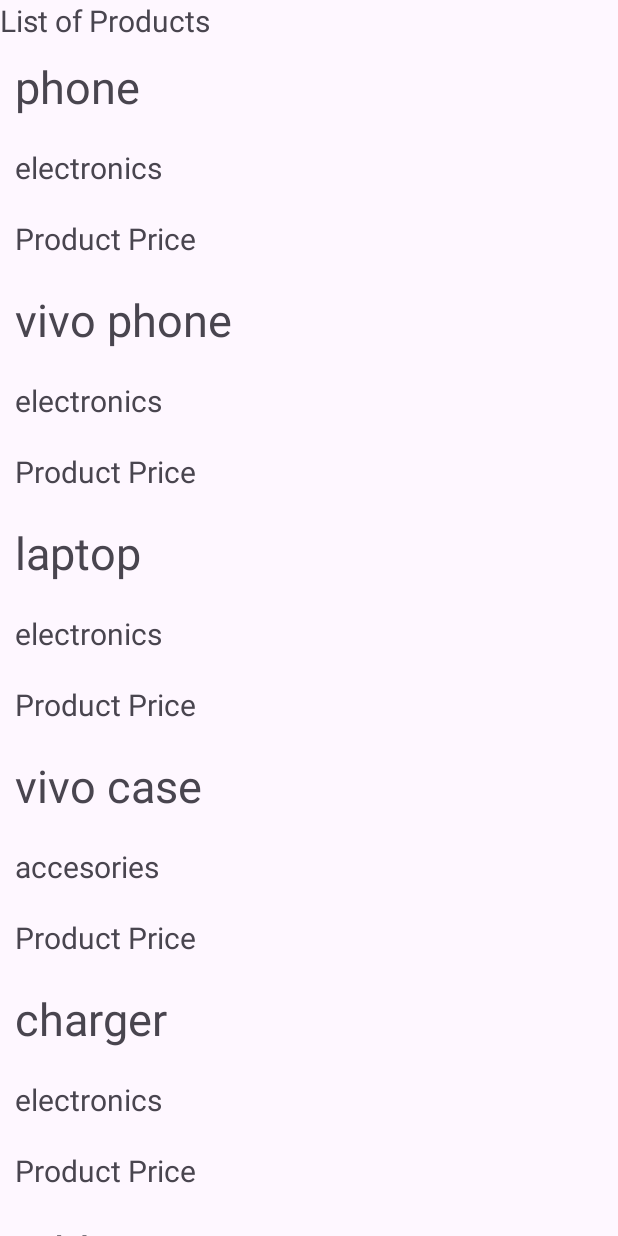
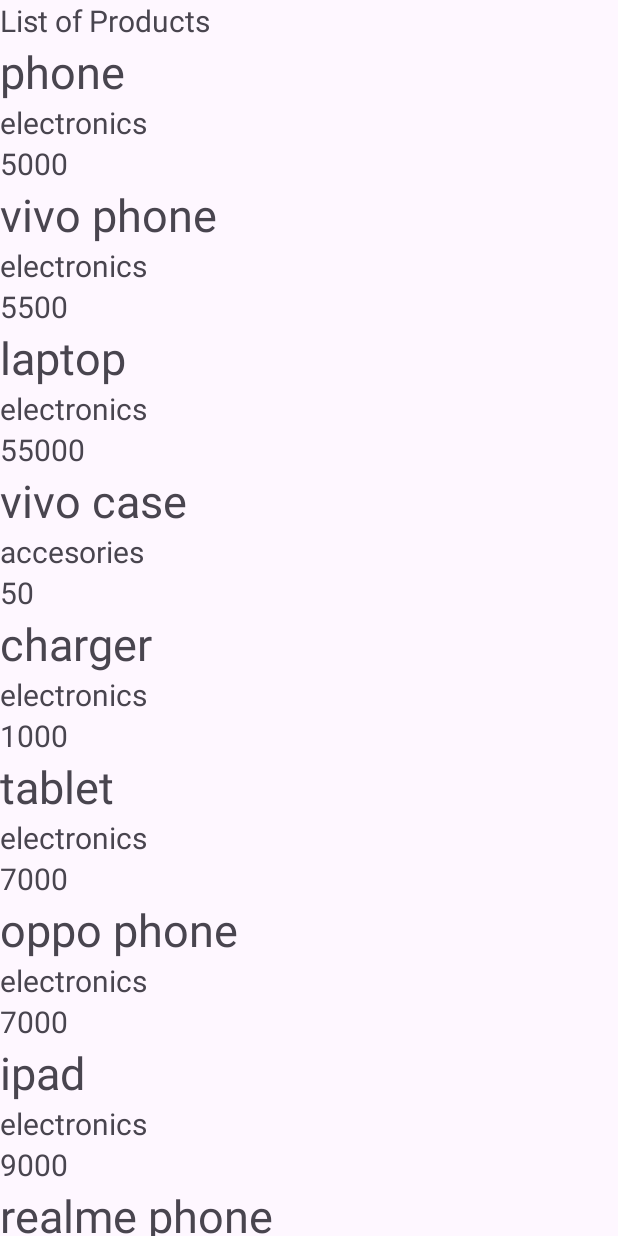
Before and after one commit to SVFC-android-groupB/androidGetterAndSetterRecyclerView, an Android app: the screen it shows after launch (MainActivity), on a phone screen of 412 x 824 dp. Run offline under Robolectric (Android 15) with nearby library versions, the phone set to English and light mode, and no system bars.

```diff
--- a/app/src/main/java/com/example/androidrecyclerviewadpater/MainActivity.java
+++ b/app/src/main/java/com/example/androidrecyclerviewadpater/MainActivity.java
@@ -6,8 +6,8 @@ import androidx.appcompat.app.AppCompatActivity;
 import androidx.recyclerview.widget.LinearLayoutManager;
 import androidx.recyclerview.widget.RecyclerView;
 
-import com.example.androidrecyclerviewadpater.adapter.productAdapter;
-import com.example.androidrecyclerviewadpater.model.productModel;
+import com.example.androidrecyclerviewadpater.adapter.ProductAdapter;
+import com.example.androidrecyclerviewadpater.model.ProductModel;
 
 import java.util.ArrayList;
 import java.util.List;
@@ -15,8 +15,8 @@ import java.util.List;
 public class MainActivity extends AppCompatActivity {
 
     RecyclerView rvMain;
-    List<productModel> productModelList = new ArrayList<>();
-    productAdapter productAdpater;
+    List<ProductModel> productModelList = new ArrayList<>();
+    ProductAdapter productAdapter;
 
     @Override
     protected void onCreate(Bundle savedInstanceState) {
@@ -25,16 +25,22 @@ public class MainActivity extends AppCompatActivity {
 
         rvMain = findViewById(R.id.rv_main);
 
-        productModelList.add(new productModel(1, "phone", "electronics", 5000));
-        productModelList.add(new productModel(2, "vivo phone", "electronics", 5500));
-        productModelList.add(new productModel(3, "laptop", "electronics", 55000));
-        productModelList.add(new productModel(4, "vivo case", "accesories", 50));
-        productModelList.add(new productModel(5, "charger", "electronics", 1000));
-        productModelList.add(new productModel(6, "tablet", "electronics", 7000));
+        productModelList.add(new ProductModel(1, "phone", "electronics", 5000));
+        productModelList.add(new ProductModel(2, "vivo phone", "electronics", 5500));
+        productModelList.add(new ProductModel(3, "laptop", "electronics", 55000));
+        productModelList.add(new ProductModel(4, "vivo case", "accesories", 50));
+        productModelList.add(new ProductModel(5, "charger", "electronics", 1000));
+        productModelList.add(new ProductModel(6, "tablet", "electronics", 7000));
+        productModelList.add(new ProductModel(7, "oppo phone", "electronics", 7000));
+        productModelList.add(new ProductModel(8, "ipad", "electronics", 9000));
+        productModelList.add(new ProductModel(9, "realme phone", "electronics", 4000));
+        productModelList.add(new ProductModel(10, "honor phone", "electronics", 7000));
+        productModelList.add(new ProductModel(11, "iphone", "electronics", 71000));
+        productModelList.add(new ProductModel(12, "tablet", "electronics", 7000));
 
-        productAdpater = new productAdapter(productModelList);
+        productAdapter = new ProductAdapter(productModelList);
 
-        rvMain.setAdapter(productAdpater);
+        rvMain.setAdapter(productAdapter);
         rvMain.setLayoutManager(new LinearLayoutManager(this));
     }
 }
--- a/app/src/main/java/com/example/androidrecyclerviewadpater/adapter/productAdapter.java
+++ b/app/src/main/java/com/example/androidrecyclerviewadpater/adapter/ProductAdapter.java
@@ -7,34 +7,34 @@ import android.widget.TextView;
 
 import androidx.annotation.NonNull;
 import androidx.recyclerview.widget.RecyclerView;
-import com.example.androidrecyclerviewadpater.model.productModel;
 
 import com.example.androidrecyclerviewadpater.R;
+import com.example.androidrecyclerviewadpater.model.ProductModel;
 
 import java.util.List;
 
-public class productAdapter extends RecyclerView.Adapter<productAdapter.productViewHolder> {
+public class ProductAdapter extends RecyclerView.Adapter<ProductAdapter.productViewHolder> {
 
-    List<productModel> productModelList;
+    List<ProductModel> productModelList;
 
-    public productAdapter(List<productModel> productModelList){
+    public ProductAdapter(List<ProductModel> productModelList){
         this.productModelList = productModelList;
     }
 
     @NonNull
     @Override
-    public productAdapter.productViewHolder onCreateViewHolder(@NonNull ViewGroup parent, int viewType) {
+    public ProductAdapter.productViewHolder onCreateViewHolder(@NonNull ViewGroup parent, int viewType) {
         LayoutInflater inflater = LayoutInflater.from(parent.getContext());
         View view = inflater.inflate(R.layout.item_product_card, parent, false);
         return new productViewHolder(view);
     }
 
     @Override
-    public void onBindViewHolder(@NonNull productAdapter.productViewHolder holder, int position) {
-         productModel productModel = productModelList.get(position);
-         holder.productName.setText(productModel.getName());
-         holder.category.setText(productModel.getCategory());
-         holder.price.setText(productModel.getPrice());
+    public void onBindViewHolder(@NonNull ProductAdapter.productViewHolder holder, int position) {
+        ProductModel productModel = productModelList.get(position);
+        holder.productName.setText(productModel.getName());
+        holder.category.setText(productModel.getCategory());
+        holder.price.setText(String.valueOf(productModel.getPrice()));
     }
 
     @Override
--- a/app/src/main/java/com/example/androidrecyclerviewadpater/model/productModel.java
+++ b/app/src/main/java/com/example/androidrecyclerviewadpater/model/ProductModel.java
@@ -1,12 +1,12 @@
 package com.example.androidrecyclerviewadpater.model;
 
-public class productModel {
+public class ProductModel {
     private int id;
     private String name;
     private String category;
     private int price;
 
-    public productModel(int id, String name, String category, int price) {
+    public ProductModel(int id, String name, String category, int price) {
         this.id = id;
         this.name = name;
         this.category = category;
--- a/app/src/main/res/layout/item_product_card.xml
+++ b/app/src/main/res/layout/item_product_card.xml
@@ -1,8 +1,8 @@
 <?xml version="1.0" encoding="utf-8"?>
 <LinearLayout xmlns:android="http://schemas.android.com/apk/res/android"
-    android:layout_width="match_parent"
+    android:layout_width="wrap_content"
     android:orientation="vertical"
-    android:layout_height="match_parent">
+    android:layout_height="wrap_content">
 
     <TextView
         android:id="@+id/tv_name"
@@ -10,7 +10,8 @@
         android:layout_height="wrap_content"
         android:text="Product Name"
         android:textSize="30sp"
-        android:padding="10dp"
+        android:padding="0dp"
+
         />
 
     <TextView
@@ -19,14 +20,14 @@
         android:layout_height="wrap_content"
         android:text="Product Category"
         android:textSize="20sp"
-        android:padding="10dp"
+        android:padding="0dp"
         />
 
     <TextView
         android:id="@+id/tv_price"
         android:layout_width="wrap_content"
         android:layout_height="wrap_content"
-        android:padding="10dp"
+        android:padding="0dp"
         android:text="Product Price"
         android:textSize="20sp" />
 
```
